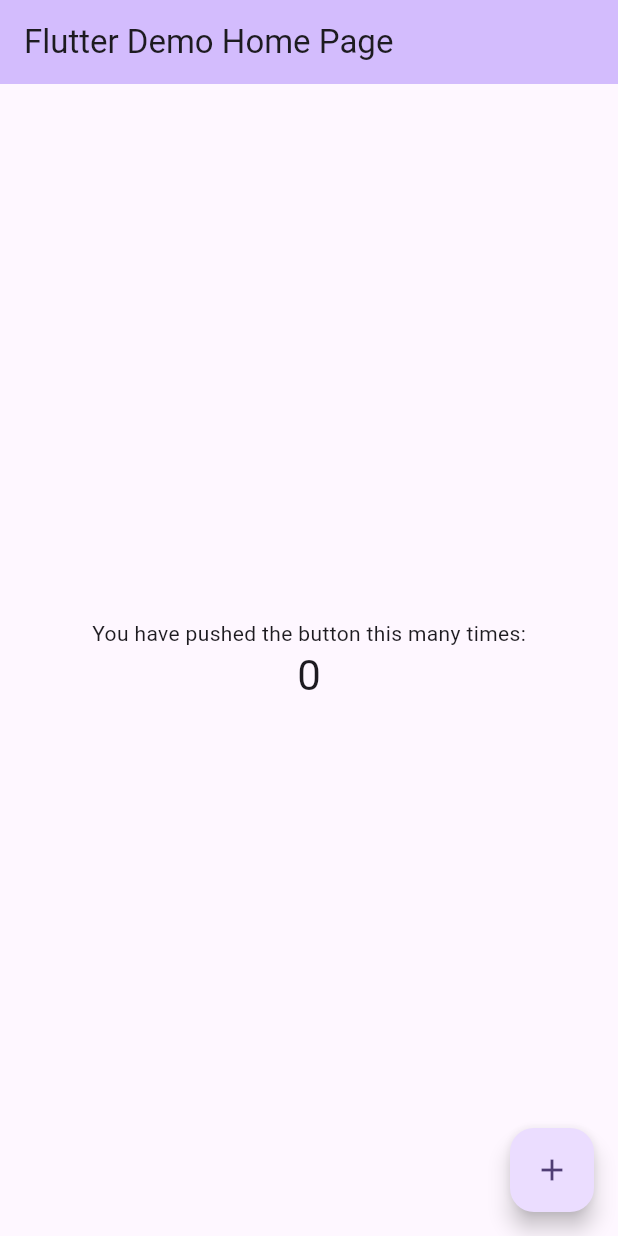
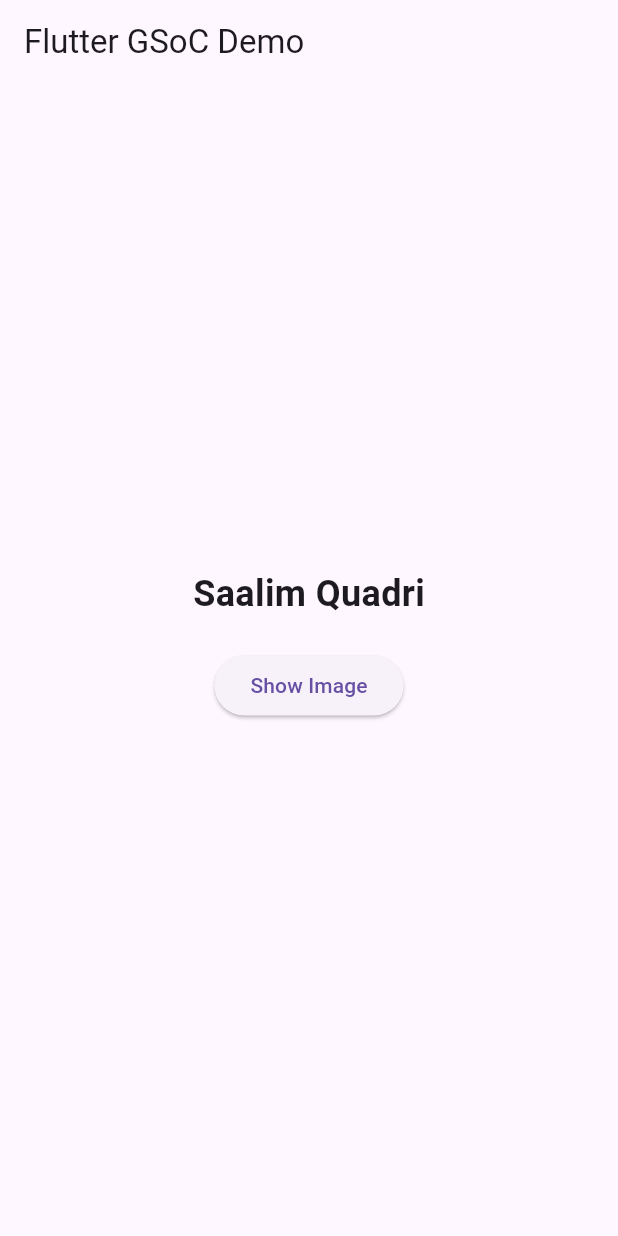
Before and after one commit to danascape/flutter_gsoc_demo, a Flutter app: the screen it shows after launch, on a phone screen of 412 x 824 dp. Run offline on Flutter 3.47's test engine with Material 3 defaults, Android fonts, the phone set to English and light mode, and no system bars.

Commit message:
Add name and loremipsum image
Signed-off-by: Saalim Quadri <danascape@gmail.com>

```diff
--- a/lib/main.dart
+++ b/lib/main.dart
@@ -7,31 +7,11 @@
 class MyApp extends StatelessWidget {
   const MyApp({super.key});
 
-  // This widget is the root of your application.
   @override
   Widget build(BuildContext context) {
     return MaterialApp(
-      title: 'Flutter Demo',
-      theme: ThemeData(
-        // This is the theme of your application.
-        //
-        // TRY THIS: Try running your application with "flutter run". You'll see
-        // the application has a purple toolbar. Then, without quitting the app,
-        // try changing the seedColor in the colorScheme below to Colors.green
-        // and then invoke "hot reload" (save your changes or press the "hot
-        // reload" button in a Flutter-supported IDE, or press "r" if you used
-        // the command line to start the app).
-        //
-        // Notice that the counter didn't reset back to zero; the application
-        // state is not lost during the reload. To reset the state, use hot
-        // restart instead.
-        //
-        // This works for code too, not just values: Most code changes can be
-        // tested with just a hot reload.
-        colorScheme: ColorScheme.fromSeed(seedColor: Colors.deepPurple),
-        useMaterial3: true,
-      ),
-      home: const MyHomePage(title: 'Flutter Demo Home Page'),
+      debugShowCheckedModeBanner: false,
+      home: const MyHomePage(title: 'Flutter GSoC Demo'),
     );
   }
 }
@@ -39,87 +19,48 @@
 class MyHomePage extends StatefulWidget {
   const MyHomePage({super.key, required this.title});
 
-  // This widget is the home page of your application. It is stateful, meaning
-  // that it has a State object (defined below) that contains fields that affect
-  // how it looks.
-
-  // This class is the configuration for the state. It holds the values (in this
-  // case the title) provided by the parent (in this case the App widget) and
-  // used by the build method of the State. Fields in a Widget subclass are
-  // always marked "final".
-
   final String title;
-
   @override
   State<MyHomePage> createState() => _MyHomePageState();
 }
 
 class _MyHomePageState extends State<MyHomePage> {
-  int _counter = 0;
+  bool _showImage = false;
 
-  void _incrementCounter() {
+  void _toggleImage() {
     setState(() {
-      // This call to setState tells the Flutter framework that something has
-      // changed in this State, which causes it to rerun the build method below
-      // so that the display can reflect the updated values. If we changed
-      // _counter without calling setState(), then the build method would not be
-      // called again, and so nothing would appear to happen.
-      _counter++;
+      _showImage = true;
     });
   }
 
   @override
   Widget build(BuildContext context) {
-    // This method is rerun every time setState is called, for instance as done
-    // by the _incrementCounter method above.
-    //
-    // The Flutter framework has been optimized to make rerunning build methods
-    // fast, so that you can just rebuild anything that needs updating rather
-    // than having to individually change instances of widgets.
     return Scaffold(
-      appBar: AppBar(
-        // TRY THIS: Try changing the color here to a specific color (to
-        // Colors.amber, perhaps?) and trigger a hot reload to see the AppBar
-        // change color while the other colors stay the same.
-        backgroundColor: Theme.of(context).colorScheme.inversePrimary,
-        // Here we take the value from the MyHomePage object that was created by
-        // the App.build method, and use it to set our appbar title.
-        title: Text(widget.title),
-      ),
+      appBar: AppBar(title: Text(widget.title)),
       body: Center(
-        // Center is a layout widget. It takes a single child and positions it
-        // in the middle of the parent.
         child: Column(
-          // Column is also a layout widget. It takes a list of children and
-          // arranges them vertically. By default, it sizes itself to fit its
-          // children horizontally, and tries to be as tall as its parent.
-          //
-          // Column has various properties to control how it sizes itself and
-          // how it positions its children. Here we use mainAxisAlignment to
-          // center the children vertically; the main axis here is the vertical
-          // axis because Columns are vertical (the cross axis would be
-          // horizontal).
-          //
-          // TRY THIS: Invoke "debug painting" (choose the "Toggle Debug Paint"
-          // action in the IDE, or press "p" in the console), to see the
-          // wireframe for each widget.
           mainAxisAlignment: MainAxisAlignment.center,
-          children: <Widget>[
-            const Text(
-              'You have pushed the button this many times:',
+          children: [
+            Text(
+              'Saalim Quadri',
+              style: TextStyle(fontSize: 24, fontWeight: FontWeight.bold),
             ),
-            Text(
-              '$_counter',
-              style: Theme.of(context).textTheme.headlineMedium,
+            SizedBox(height: 20),
+            ElevatedButton(
+              onPressed: _toggleImage,
+              child: Text('Show Image'),
             ),
+            SizedBox(height: 20),
+            _showImage
+                ? Image.network(
+                    'https://picsum.photos/200',
+                    width: 150,
+                    height: 150,
+                  )
+                : Container(),
           ],
         ),
       ),
-      floatingActionButton: FloatingActionButton(
-        onPressed: _incrementCounter,
-        tooltip: 'Increment',
-        child: const Icon(Icons.add),
-      ), // This trailing comma makes auto-formatting nicer for build methods.
     );
   }
 }
```
